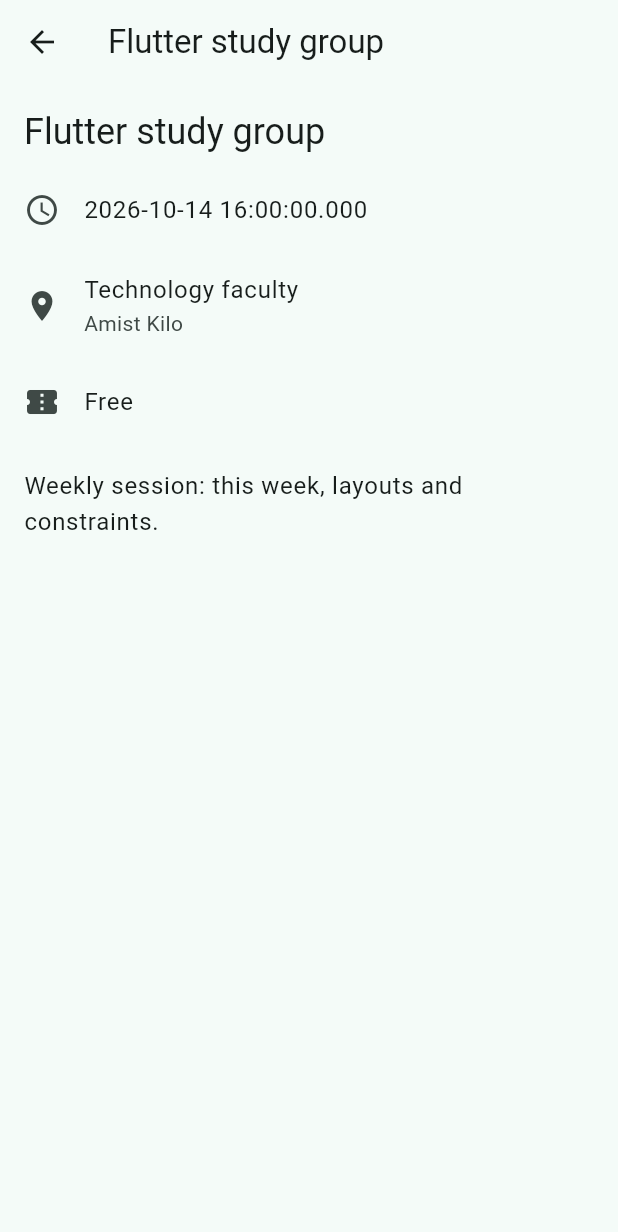
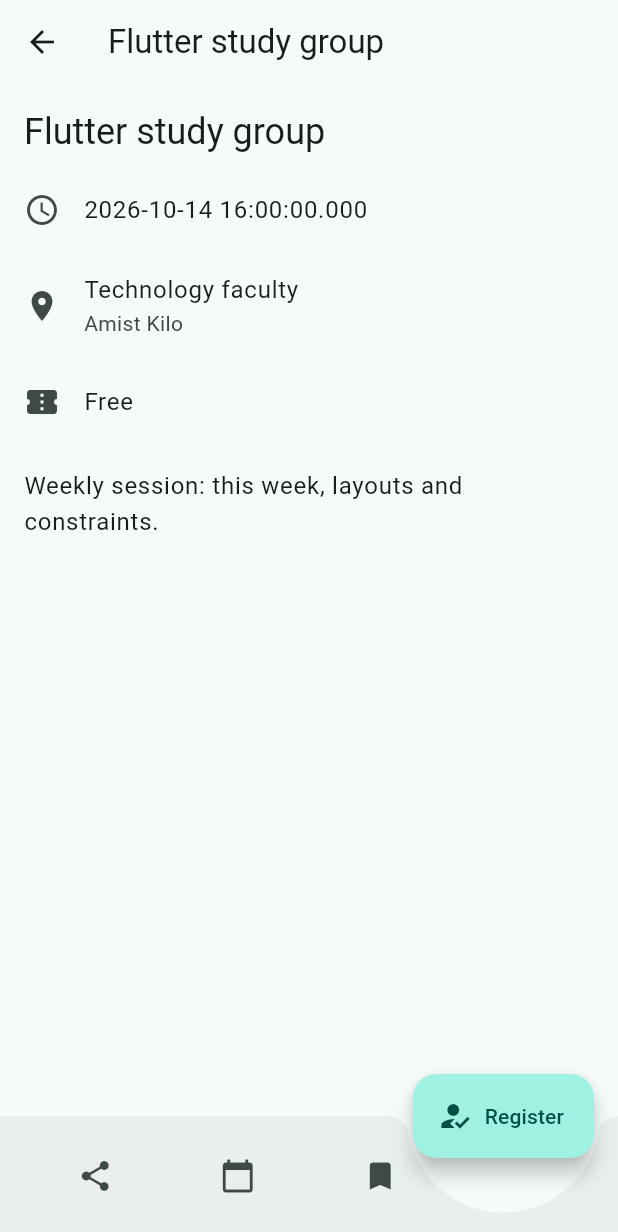
Before and after one commit to tsion875/mad-labs-UGR-6511-16, a Flutter app: the EventDetailScreen screen opened directly with sample values from the repository, on a phone screen of 412 x 824 dp. Shown: the top 1232 px of the screen. Run offline on Flutter 3.47's test engine with Material 3 defaults, Android fonts, the phone set to English and light mode, and no system bars; our stand-ins replace go_router.

Commit message:
feat(week04): task 2 add event detail navigation

```diff
--- a/week04/lib/screens/event_detail_screen.dart
+++ b/week04/lib/screens/event_detail_screen.dart
@@ -55,6 +55,40 @@ class EventDetailScreen extends StatelessWidget {
       // with Share, Add to calendar and Bookmark IconButtons, and a docked
       // FloatingActionButton.extended 'Register' (endDocked) that shows a
       // SnackBar 'Registered for <title>'.
+            bottomNavigationBar: BottomAppBar(
+        shape: const CircularNotchedRectangle(),
+        child: Row(
+          mainAxisAlignment: MainAxisAlignment.spaceAround,
+          children: [
+            IconButton(
+              tooltip: 'Share',
+              onPressed: () {},
+              icon: const Icon(Icons.share),
+            ),
+            IconButton(
+              tooltip: 'Add to calendar',
+              onPressed: () {},
+              icon: const Icon(Icons.calendar_today),
+            ),
+            IconButton(
+              tooltip: 'Bookmark',
+              onPressed: () {},
+              icon: const Icon(Icons.bookmark),
+            ),
+            const SizedBox(width: 48),
+          ],
+        ),
+      ),
+      floatingActionButton: FloatingActionButton.extended(
+        onPressed: () {
+          ScaffoldMessenger.of(context).showSnackBar(
+            SnackBar(content: Text('Registered for ${event.title}')),
+          );
+        },
+        icon: const Icon(Icons.how_to_reg),
+        label: const Text('Register'),
+      ),
+      floatingActionButtonLocation: FloatingActionButtonLocation.endDocked,
     );
   }
 }
```
Also changed, not shown: week04/lib/screens/events_screen.dart (+10 -2 lines), week04/pubspec.lock (added), 1 other file.
